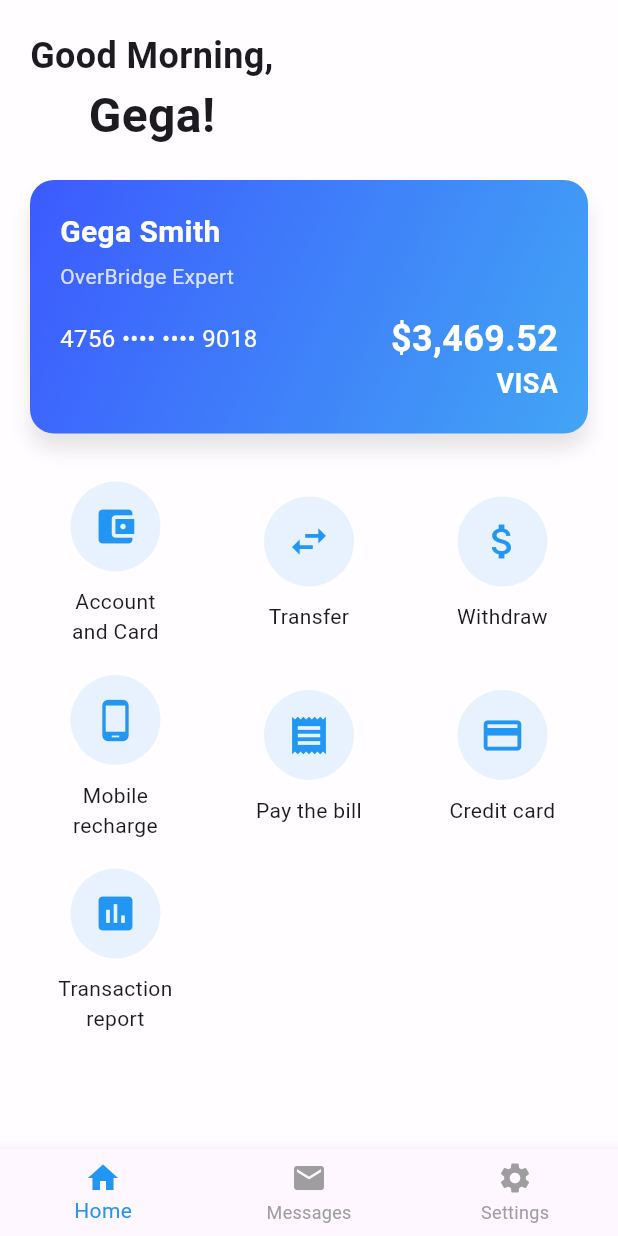
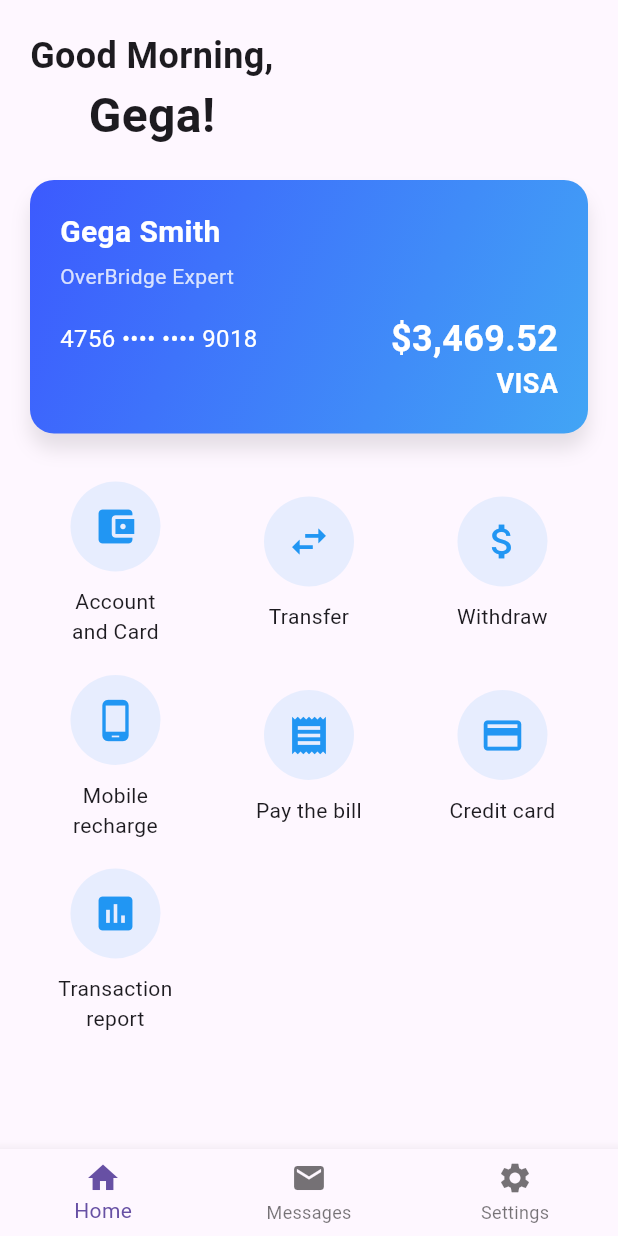
Before and after one commit to perinai/Mywallet, a Flutter app: the HomePage screen opened by its route, on a phone screen of 412 x 824 dp. Run offline on Flutter 3.47's test engine with Material 3 defaults, Android fonts, the phone set to English and light mode, and no system bars; our stand-ins replace firebase_auth, firebase_core; accounts and stored records are empty.

Commit message:
updating bottom navigation state to navigate to respective pagegs

```diff
--- /dev/null
+++ b/lib/classes/homecontent.dart
@@ -0,0 +1,163 @@
+import 'package:flutter/material.dart';
+
+class Homecontent extends StatelessWidget {
+  const Homecontent({Key? key}) : super(key: key);
+
+  @override
+  Widget build(BuildContext context) {
+    return Scaffold(
+      body: Padding(
+        padding: const EdgeInsets.symmetric(horizontal: 20.0),
+        child: Column(
+          crossAxisAlignment: CrossAxisAlignment.start,
+          children: [
+            // Greeting Section
+            _upperText(),
+            // Card Section
+            _materCardSection(),
+            const SizedBox(height: 30),
+            // Grid Menu Section
+            _middleScreenButtons(),
+          ],
+        ),
+      ),
+    );
+  }
+
+
+  // Menu Item Widget
+  Widget _buildMenuItem(IconData icon, String label) {
+    return Column(
+      mainAxisAlignment: MainAxisAlignment.center,
+      children: [
+        CircleAvatar(
+          radius: 30,
+          backgroundColor: Colors.blue.withOpacity(0.1),
+          child: Icon(icon, color: Colors.blue, size: 30),
+        ),
+        const SizedBox(height: 10),
+        Text(
+          label,
+          textAlign: TextAlign.center,
+          style: const TextStyle(fontSize: 14),
+        ),
+      ],
+    );
+  }
+
+  // Grid Menu Section
+  Widget _middleScreenButtons() {
+    return Expanded(
+      child: GridView.count(
+        crossAxisCount: 3,
+        crossAxisSpacing: 15,
+        mainAxisSpacing: 15,
+        children: [
+          _buildMenuItem(Icons.account_balance_wallet, 'Account\nand Card'),
+          _buildMenuItem(Icons.swap_horiz, 'Transfer'),
+          _buildMenuItem(Icons.attach_money, 'Withdraw'),
+          _buildMenuItem(Icons.phone_android, 'Mobile\nrecharge'),
+          _buildMenuItem(Icons.receipt, 'Pay the bill'),
+          _buildMenuItem(Icons.credit_card, 'Credit card'),
+          _buildMenuItem(Icons.insert_chart, 'Transaction\nreport'),
+        ],
+      ),
+    );
+  }
+}
+
+// Greeting Section
+Widget _upperText() {
+  return Container(
+    child: const Column(
+      children: [
+        SizedBox(height: 20),
+        Text(
+          'Good Morning,',
+          style: TextStyle(fontSize: 24, fontWeight: FontWeight.bold),
+        ),
+        Text(
+          'Gega!',
+          style: TextStyle(fontSize: 32, fontWeight: FontWeight.bold),
+        ),
+        SizedBox(height: 20),
+      ],
+    ),
+  );
+}
+
+Widget _materCardSection() {
+  return Container(
+    decoration: BoxDecoration(
+      borderRadius: BorderRadius.circular(16),
+      gradient: const LinearGradient(
+        colors: [Color(0xFF3C5AFE), Color(0xFF42A5F5)],
+        begin: Alignment.topLeft,
+        end: Alignment.bottomRight,
+      ),
+      boxShadow: [
+        BoxShadow(
+          color: Colors.black.withOpacity(0.1),
+          blurRadius: 10,
+          offset: const Offset(0, 10),
+        ),
+      ],
+    ),
+    child: Padding(
+      padding: const EdgeInsets.all(20.0),
+      child: Column(
+        crossAxisAlignment: CrossAxisAlignment.start,
+        children: [
+          const Text(
+            'Gega Smith',
+            style: TextStyle(
+              color: Colors.white,
+              fontSize: 20,
+              fontWeight: FontWeight.bold,
+            ),
+          ),
+          const SizedBox(height: 5),
+          Text(
+            'OverBridge Expert',
+            style: TextStyle(
+              color: Colors.white.withOpacity(0.8),
+              fontSize: 14,
+            ),
+          ),
+          const SizedBox(height: 15),
+          const Row(
+            mainAxisAlignment: MainAxisAlignment.spaceBetween,
+            children: [
+              Text(
+                '4756 •••• •••• 9018',
+                style: TextStyle(
+                  color: Colors.white,
+                  fontSize: 16,
+                ),
+              ),
+              Text(
+                '\$3,469.52',
+                style: TextStyle(
+                  color: Colors.white,
+                  fontSize: 24,
+                  fontWeight: FontWeight.bold,
+                ),
+              ),
+            ],
+          ),
+          const Align(
+            alignment: Alignment.bottomRight,
+            child: Text(
+              'VISA',
+              style: TextStyle(
+                color: Colors.white,
+                fontSize: 18,
+                fontWeight: FontWeight.bold,
+              ),
+            ),
+          ),
+        ],
+      ),
+    ),
+  );
+}
--- /dev/null
+++ b/lib/classes/messages.dart
@@ -0,0 +1,12 @@
+import 'package:flutter/material.dart';
+
+class MessagesScreen extends StatelessWidget {
+  const MessagesScreen({super.key});
+
+  @override
+  Widget build(BuildContext context) {
+    return const Center(
+      child: Text('Messages Screen'),
+    );
+  }
+}
--- /dev/null
+++ b/lib/classes/settings.dart
@@ -0,0 +1,12 @@
+import 'package:flutter/material.dart';
+
+class SettingsScreen extends StatelessWidget {
+  const SettingsScreen({super.key});
+
+  @override
+  Widget build(BuildContext context) {
+    return const Center(
+      child: Text('Settings Screen'),
+    );
+  }
+}
--- a/lib/main.dart
+++ b/lib/main.dart
@@ -23,10 +23,10 @@ class MyPocketWallet extends StatelessWidget {
       debugShowCheckedModeBanner: false,
       title: 'My Pocket Wallet',
       theme: ThemeData(primarySwatch: Colors.blue),
-      initialRoute: '/',
+      initialRoute: '/home',
       routes: {
         '/': (context) => const Splashscreen(),
-        '/home': (context) => const HomePage(),
+        '/home': (context) =>  HomePage(),
         // Add more routes as needed
       },
     );
--- a/lib/screens/home_page.dart
+++ b/lib/screens/home_page.dart
@@ -1,167 +1,50 @@
 import 'package:flutter/material.dart';
-import 'package:my_pocket_wallet/widgets/bottomNavigationWidget.dart';
+import 'package:my_pocket_wallet/classes/homecontent.dart';
+import 'package:my_pocket_wallet/classes/messages.dart';
+import 'package:my_pocket_wallet/classes/settings.dart';
 
-class HomePage extends StatelessWidget {
-  const HomePage({super.key});
+class HomePage extends StatefulWidget {
+  @override
+  _HomePageState createState() => _HomePageState();
+}
 
+class _HomePageState extends State<HomePage> {
+  int currentIndex = 0;
+  final List<Widget> _pages = [
+    const Homecontent(),
+    const MessagesScreen(),
+    const SettingsScreen(),
+  ];
   @override
   Widget build(BuildContext context) {
     return SafeArea(
       child: Scaffold(
-        backgroundColor: const Color(0xFFFFFDFF), // Background color
-        body: Padding(
-          padding: const EdgeInsets.symmetric(horizontal: 20.0),
-          child: Column(
-            crossAxisAlignment: CrossAxisAlignment.start,
-            children: [
-              // Greeting Section
-              _upperText(),
-              // Card Section
-              _materCardSection(),
-              const SizedBox(height: 30),
-              // Grid Menu Section
-              _middleScreenButtons(),
+          backgroundColor: const Color(0xFFFFFDFF), // Background color
+
+          body: _pages[currentIndex],
+          bottomNavigationBar: BottomNavigationBar(
+            currentIndex: currentIndex,
+            onTap: (int index) {
+              setState(() {
+                currentIndex = index;
+              });
+            },
+            items: const [
+              BottomNavigationBarItem(
+                icon: Icon(Icons.home),
+                label: 'Home',
+              ),
+              BottomNavigationBarItem(
+                icon: Icon(Icons.mail),
+                label: 'Messages',
+              ),
+              BottomNavigationBarItem(
+                icon: Icon(Icons.settings),
+                label: 'Settings',
+              ),
             ],
-          ),
-        ),
-        bottomNavigationBar: bottomNavigationBar(),
-      ),
+          )),
     );
   }
 
-  // Menu Item Widget
-  Widget _buildMenuItem(IconData icon, String label) {
-    return Column(
-      mainAxisAlignment: MainAxisAlignment.center,
-      children: [
-        CircleAvatar(
-          radius: 30,
-          backgroundColor: Colors.blue.withOpacity(0.1),
-          child: Icon(icon, color: Colors.blue, size: 30),
-        ),
-        const SizedBox(height: 10),
-        Text(
-          label,
-          textAlign: TextAlign.center,
-          style: const TextStyle(fontSize: 14),
-        ),
-      ],
-    );
-  }
-
-  // Grid Menu Section
-  Widget _middleScreenButtons() {
-    return Expanded(
-      child: GridView.count(
-        crossAxisCount: 3,
-        crossAxisSpacing: 15,
-        mainAxisSpacing: 15,
-        children: [
-          _buildMenuItem(Icons.account_balance_wallet, 'Account\nand Card'),
-          _buildMenuItem(Icons.swap_horiz, 'Transfer'),
-          _buildMenuItem(Icons.attach_money, 'Withdraw'),
-          _buildMenuItem(Icons.phone_android, 'Mobile\nrecharge'),
-          _buildMenuItem(Icons.receipt, 'Pay the bill'),
-          _buildMenuItem(Icons.credit_card, 'Credit card'),
-          _buildMenuItem(Icons.insert_chart, 'Transaction\nreport'),
-        ],
-      ),
-    );
-  }
 }
-
-// Greeting Section
-Widget _upperText() {
-  return Container(
-    child: const Column(
-      children: [
-        SizedBox(height: 20),
-        Text(
-          'Good Morning,',
-          style: TextStyle(fontSize: 24, fontWeight: FontWeight.bold),
-        ),
-        Text(
-          'Gega!',
-          style: TextStyle(fontSize: 32, fontWeight: FontWeight.bold),
-        ),
-        SizedBox(height: 20),
-      ],
-    ),
-  );
-}
-
-Widget _materCardSection() {
-  return Container(
-    decoration: BoxDecoration(
-      borderRadius: BorderRadius.circular(16),
-      gradient: const LinearGradient(
-        colors: [Color(0xFF3C5AFE), Color(0xFF42A5F5)],
-        begin: Alignment.topLeft,
-        end: Alignment.bottomRight,
-      ),
-      boxShadow: [
-        BoxShadow(
-          color: Colors.black.withOpacity(0.1),
-          blurRadius: 10,
-          offset: const Offset(0, 10),
-        ),
-      ],
-    ),
-    child: Padding(
-      padding: const EdgeInsets.all(20.0),
-      child: Column(
-        crossAxisAlignment: CrossAxisAlignment.start,
-        children: [
-          const Text(
-            'Gega Smith',
-            style: TextStyle(
-              color: Colors.white,
-              fontSize: 20,
-              fontWeight: FontWeight.bold,
-            ),
-          ),
-          const SizedBox(height: 5),
-          Text(
-            'OverBridge Expert',
-            style: TextStyle(
-              color: Colors.white.withOpacity(0.8),
-              fontSize: 14,
-            ),
-          ),
-          const SizedBox(height: 15),
-          const Row(
-            mainAxisAlignment: MainAxisAlignment.spaceBetween,
-            children: [
-              Text(
-                '4756 •••• •••• 9018',
-                style: TextStyle(
-                  color: Colors.white,
-                  fontSize: 16,
-                ),
-              ),
-              Text(
-                '\$3,469.52',
-                style: TextStyle(
-                  color: Colors.white,
-                  fontSize: 24,
-                  fontWeight: FontWeight.bold,
-                ),
-              ),
-            ],
-          ),
-          const Align(
-            alignment: Alignment.bottomRight,
-            child: Text(
-              'VISA',
-              style: TextStyle(
-                color: Colors.white,
-                fontSize: 18,
-                fontWeight: FontWeight.bold,
-              ),
-            ),
-          ),
-        ],
-      ),
-    ),
-  );
-}
--- a/lib/screens/loginscreen.dart
+++ b/lib/screens/loginscreen.dart
@@ -92,7 +92,7 @@ class LoginPage extends StatelessWidget {
                       Navigator.pushReplacement(
                         context,
                         MaterialPageRoute(
-                          builder: (context) => const HomePage(),
+                          builder: (context) => HomePage(),
                         ),
                       );
                     } on FirebaseAuthException catch (e) {
```
Also changed, not shown: pubspec.lock.
